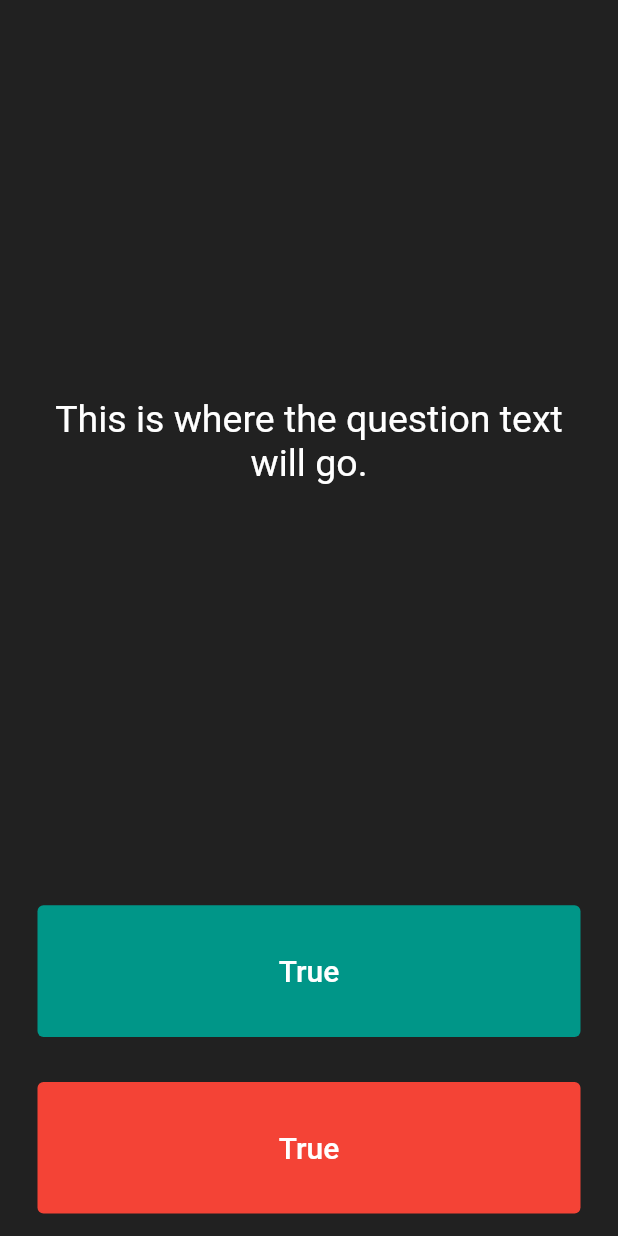
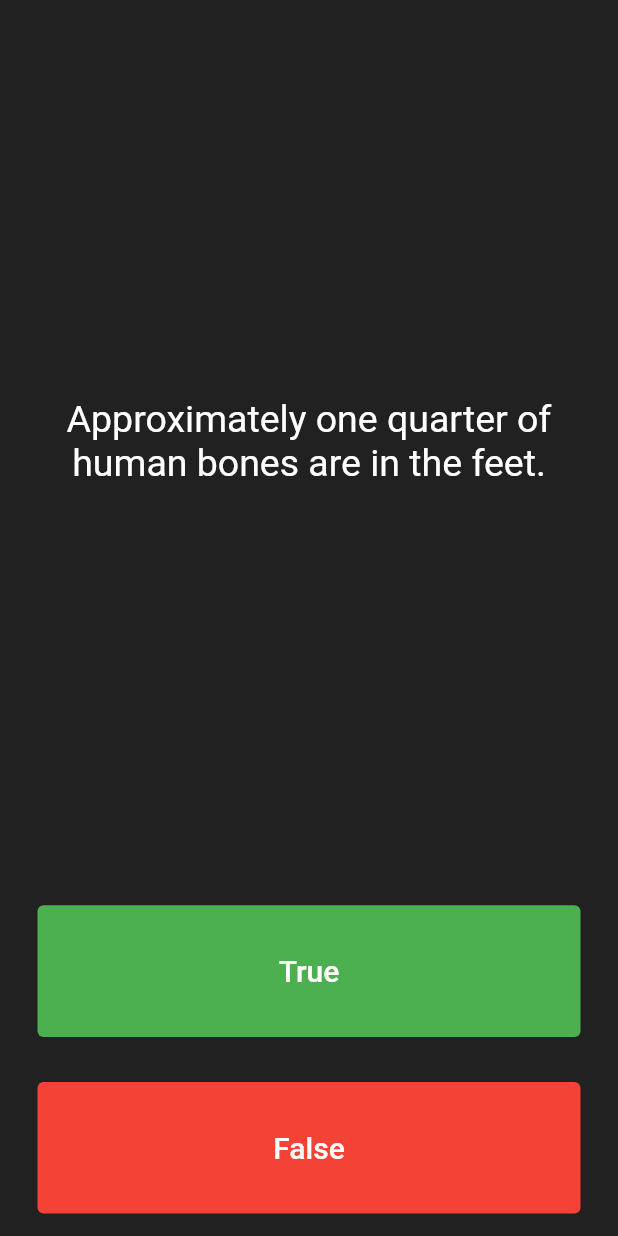
Before and after one commit to Jane-Mwangi/Quizzler, a Flutter app: the screen it shows after launch, after a tap on "True", on a phone screen of 412 x 824 dp. Run offline on Flutter 3.47's test engine with Material 2 defaults, Android fonts, the phone set to English and light mode, and no system bars.

Commit message:
Add Conditionals and the list(array) of type boolean.

```diff
--- a/lib/main.dart
+++ b/lib/main.dart
@@ -1,3 +1,4 @@
+import 'package:flutter/foundation.dart';
 import 'package:flutter/material.dart';
 
 void main() => runApp(Quizzler());
@@ -29,10 +30,12 @@ class QuizPage extends StatefulWidget {
 class _QuizPageState extends State<QuizPage> {
   List<Icon> scoreKeeper = [];
   List<String> questions = [
-    'You can lead a cow down stairs but not up stairs.'
-        'Approximately one quarter of human bones are in the feet.'
-        'A slug\'s blood is green.'
+    'You can lead a cow down stairs but not up stairs.',
+    'Approximately one quarter of human bones are in the feet.',
+    'A slug\'s blood is green.',
   ];
+  int questionNumber = 0;
+  List<bool> answers = [false, true, true];
 
   @override
   Widget build(BuildContext context) {
@@ -40,13 +43,13 @@ class _QuizPageState extends State<QuizPage> {
       mainAxisAlignment: MainAxisAlignment.spaceBetween,
       crossAxisAlignment: CrossAxisAlignment.stretch,
       children: <Widget>[
-        const Expanded(
+        Expanded(
           flex: 5,
           child: Padding(
             padding: EdgeInsets.all(10.0),
             child: Center(
               child: Text(
-                'This is where the question text will go.',
+                questions[questionNumber],
                 textAlign: TextAlign.center,
                 style: TextStyle(
                   fontSize: 25.0,
@@ -64,7 +67,7 @@ class _QuizPageState extends State<QuizPage> {
               // color: Colors.green,
               style: TextButton.styleFrom(
                 foregroundColor: Colors.white,
-                backgroundColor: Colors.teal,
+                backgroundColor: Colors.green,
                 disabledForegroundColor: Colors.grey,
               ),
               child: const Text(
@@ -76,6 +79,18 @@ class _QuizPageState extends State<QuizPage> {
               ),
               onPressed: () {
                 //The user picked true.
+                bool correctAnswer = answers[questionNumber];
+                if (correctAnswer == true) {
+                  print('user got it right');
+                } else {
+                  print('User got it wrong');
+                }
+                setState(() {
+                  questionNumber++;
+                });
+                if (kDebugMode) {
+                  print(questionNumber);
+                }
               },
             ),
           ),
@@ -92,14 +107,20 @@ class _QuizPageState extends State<QuizPage> {
                 disabledForegroundColor: Colors.grey,
               ),
               child: const Text(
-                'True',
+                'False',
                 style: TextStyle(
                   color: Colors.white,
                   fontSize: 20.0,
                 ),
               ),
               onPressed: () {
-                //The user picked true.
+                //The user picked false.
+                setState(() {
+                  questionNumber++;
+                });
+                if (kDebugMode) {
+                  print(questionNumber);
+                }
               },
             ),
           ),
```
